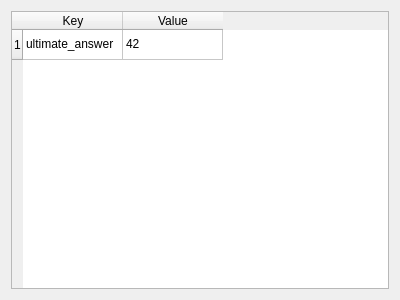
Old version of the form ui/windows/assetBrowser/forms/keyvalueView.ui in the repository david-cattermole/qt-learning.
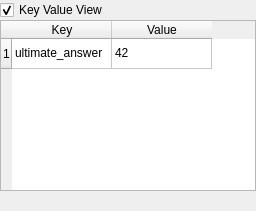
New version of the form.

What changed in the file:
```diff
--- a/ui/windows/assetBrowser/forms/keyvalueView.ui
+++ b/ui/windows/assetBrowser/forms/keyvalueView.ui
@@ -6,16 +6,38 @@
    <rect>
     <x>0</x>
     <y>0</y>
-    <width>400</width>
-    <height>300</height>
+    <width>256</width>
+    <height>211</height>
    </rect>
   </property>
   <property name="windowTitle">
    <string>Form</string>
   </property>
   <layout class="QVBoxLayout" name="verticalLayout">
+   <property name="spacing">
+    <number>0</number>
+   </property>
+   <property name="margin">
+    <number>0</number>
+   </property>
+   <item>
+    <widget class="QCheckBox" name="checkBox">
+     <property name="text">
+      <string>Key Value View</string>
+     </property>
+     <property name="checked">
+      <bool>true</bool>
+     </property>
+    </widget>
+   </item>
    <item>
     <widget class="QTableWidget" name="keyvalueTableWidget">
+     <property name="sizePolicy">
+      <sizepolicy hsizetype="Preferred" vsizetype="Preferred">
+       <horstretch>0</horstretch>
+       <verstretch>0</verstretch>
+      </sizepolicy>
+     </property>
      <row>
       <property name="text">
        <string>1</string>
@@ -43,6 +65,19 @@
      </item>
     </widget>
    </item>
+   <item>
+    <spacer name="verticalSpacer">
+     <property name="orientation">
+      <enum>Qt::Vertical</enum>
+     </property>
+     <property name="sizeHint" stdset="0">
+      <size>
+       <width>20</width>
+       <height>40</height>
+      </size>
+     </property>
+    </spacer>
+   </item>
   </layout>
  </widget>
  <resources/>
```
Left out of the diff: 19 changed lines with no effect on the pictures.
